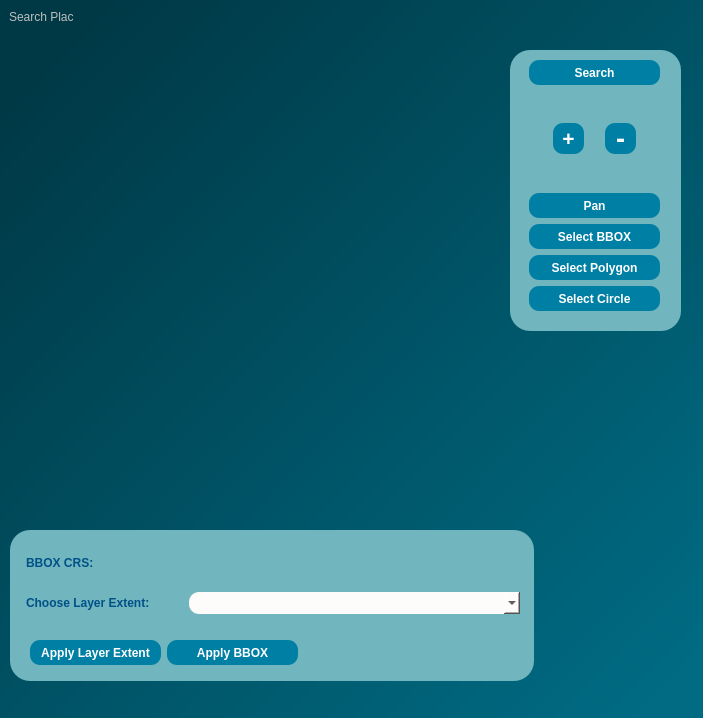
This is dialogs/ui/bboxdialog.ui in sparqlunicorn/sparqlunicornGoesGIS as Qt 5 draws it before an edit. The edited form follows.
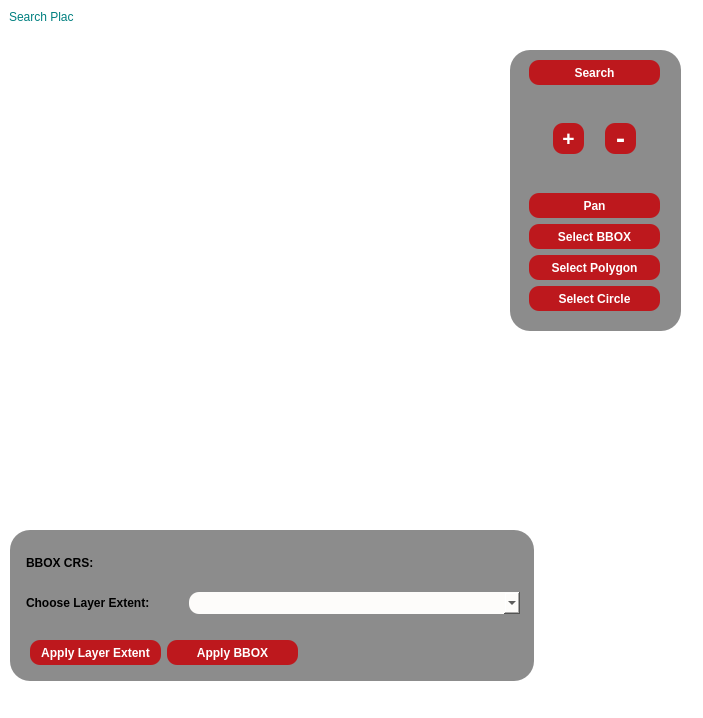
This is the edited form.

Diff of the .ui file:
```diff
--- a/dialogs/ui/bboxdialog.ui
+++ b/dialogs/ui/bboxdialog.ui
@@ -27,8 +27,10 @@
   </property>
   <property name="styleSheet">
    <string notr="true">QObject#BBOXDialog{
-background-color:qlineargradient(spread:pad, x1:0, y1:0, x2:1, y2:1, stop:0.0795455 rgba(0, 57, 70, 255), stop:0.5625 rgba(0, 85, 104, 255), stop:0.954545 rgba(0, 107, 131, 255));}
-</string>
+
+background-color: rgb(255, 255, 255);
+
+}</string>
   </property>
   <widget class="QLabel" name="searchPlace">
    <property name="enabled">
@@ -42,6 +44,9 @@
      <height>16</height>
     </rect>
    </property>
+   <property name="styleSheet">
+    <string notr="true">color: rgb(0, 127, 127);</string>
+   </property>
    <property name="text">
     <string>Search Place:</string>
    </property>
@@ -57,9 +62,13 @@
    </property>
    <property name="styleSheet">
     <string notr="true">QObject#frame_2{
-	background-color:qlineargradient(spread:pad, x1:0, y1:0, x2:1, y2:1, stop:0.0113636 rgba(113, 181, 190, 255));
 	
-border-radius:20px;}
+background-color: rgb(140, 140, 140);
+	
+Border-radius:20px;}
+
+	
+
 </string>
    </property>
    <property name="frameShape">
@@ -115,9 +124,10 @@
         <cursorShape>PointingHandCursor</cursorShape>
        </property>
        <property name="styleSheet">
-        <string notr="true">background-color:rgb(0, 127, 165);
+        <string notr="true">background-color:rgb(189, 24, 29);
 border-radius:10px;
-color: rgb(255, 255, 255);</string>
+color: rgb(255, 255, 255);
+</string>
        </property>
        <property name="text">
         <string>Search</string>
@@ -149,9 +159,10 @@
         <cursorShape>PointingHandCursor</cursorShape>
        </property>
        <property name="styleSheet">
-        <string notr="true">background-color:rgb(0, 127, 165);
+        <string notr="true">background-color:rgb(189, 24, 29);
 border-radius:10px;
-color: rgb(255, 255, 255);</string>
+color: rgb(255, 255, 255);
+</string>
        </property>
        <property name="text">
         <string>Select Polygon</string>
@@ -177,9 +188,10 @@
         <cursorShape>PointingHandCursor</cursorShape>
        </property>
        <property name="styleSheet">
-        <string notr="true">background-color:rgb(0, 127, 165);
+        <string notr="true">background-color:rgb(189, 24, 29);
 border-radius:10px;
-color: rgb(255, 255, 255);</string>
+color: rgb(255, 255, 255);
+</string>
        </property>
        <property name="text">
         <string>Pan</string>
@@ -211,9 +223,10 @@
         <cursorShape>PointingHandCursor</cursorShape>
        </property>
        <property name="styleSheet">
-        <string notr="true">background-color:rgb(0, 127, 165);
+        <string notr="true">background-color:rgb(189, 24, 29);
 border-radius:10px;
-color: rgb(255, 255, 255);</string>
+color: rgb(255, 255, 255);
+</string>
        </property>
        <property name="text">
         <string>Select Circle</string>
@@ -245,9 +258,10 @@
         <cursorShape>PointingHandCursor</cursorShape>
        </property>
        <property name="styleSheet">
-        <string notr="true">background-color:rgb(0, 127, 165);
+        <string notr="true">background-color:rgb(189, 24, 29);
 border-radius:10px;
-color: rgb(255, 255, 255);</string>
+color: rgb(255, 255, 255);
+</string>
        </property>
        <property name="text">
         <string>Select BBOX</string>
@@ -282,9 +296,10 @@
            <cursorShape>PointingHandCursor</cursorShape>
           </property>
           <property name="styleSheet">
-           <string notr="true">background-color:rgb(0, 127, 165);
+           <string notr="true">background-color:rgb(189, 24, 29);
 border-radius:10px;
-color: rgb(255, 255, 255);</string>
+color: rgb(255, 255, 255);
+</string>
           </property>
           <property name="text">
            <string>+</string>
@@ -316,9 +331,10 @@
            <cursorShape>PointingHandCursor</cursorShape>
           </property>
           <property name="styleSheet">
-           <string notr="true">background-color:rgb(0, 127, 165);
+           <string notr="true">background-color:rgb(189, 24, 29);
 border-radius:10px;
-color: rgb(255, 255, 255);</string>
+color: rgb(255, 255, 255);
+</string>
           </property>
           <property name="text">
            <string>-</string>
@@ -342,9 +358,9 @@
    </property>
    <property name="styleSheet">
     <string notr="true">QObject#frame{
-	background-color:qlineargradient(spread:pad, x1:0, y1:0, x2:1, y2:1, stop:0.0113636 rgba(113, 181, 190, 255));
+background-color: rgb(140, 140, 140);
 	
-border-radius:20px;}
+Border-radius:20px;}
 </string>
    </property>
    <property name="frameShape">
@@ -400,7 +416,7 @@
         </font>
        </property>
        <property name="styleSheet">
-        <string notr="true">color:rgb(0, 81, 135);</string>
+        <string notr="true">color: rgb(0, 0, 0);</string>
        </property>
        <property name="text">
         <string>Choose Layer Extent:</string>
@@ -455,7 +471,7 @@
         </font>
        </property>
        <property name="styleSheet">
-        <string notr="true">color:rgb(0, 81, 135);</string>
+        <string notr="true">ccolor: rgb(0, 0, 0);</string>
        </property>
        <property name="text">
         <string>BBOX CRS:</string>
@@ -513,9 +529,10 @@
           <cursorShape>PointingHandCursor</cursorShape>
          </property>
          <property name="styleSheet">
-          <string notr="true">background-color:rgb(0, 127, 165);
+          <string notr="true">background-color:rgb(189, 24, 29);
 border-radius:10px;
-color: rgb(255, 255, 255);</string>
+color: rgb(255, 255, 255);
+</string>
          </property>
          <property name="text">
           <string>Apply Layer Extent</string>
@@ -547,9 +564,10 @@
           <cursorShape>PointingHandCursor</cursorShape>
          </property>
          <property name="styleSheet">
-          <string notr="true">background-color:rgb(0, 127, 165);
+          <string notr="true">background-color:rgb(189, 24, 29);
 border-radius:10px;
-color: rgb(255, 255, 255);</string>
+color: rgb(255, 255, 255);
+</string>
          </property>
          <property name="text">
           <string>Apply BBOX</string>
```
